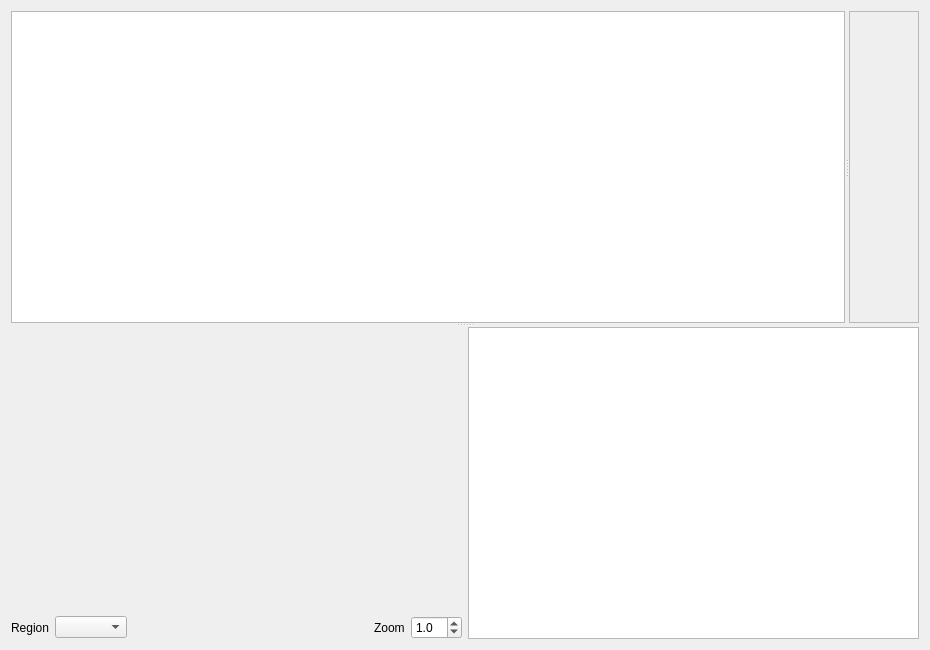
The window that resources/designer_ui/resultswidget.ui (jonathanHuwP/CrystalGrowthTracker) describes before a commit, drawn with Qt 5.
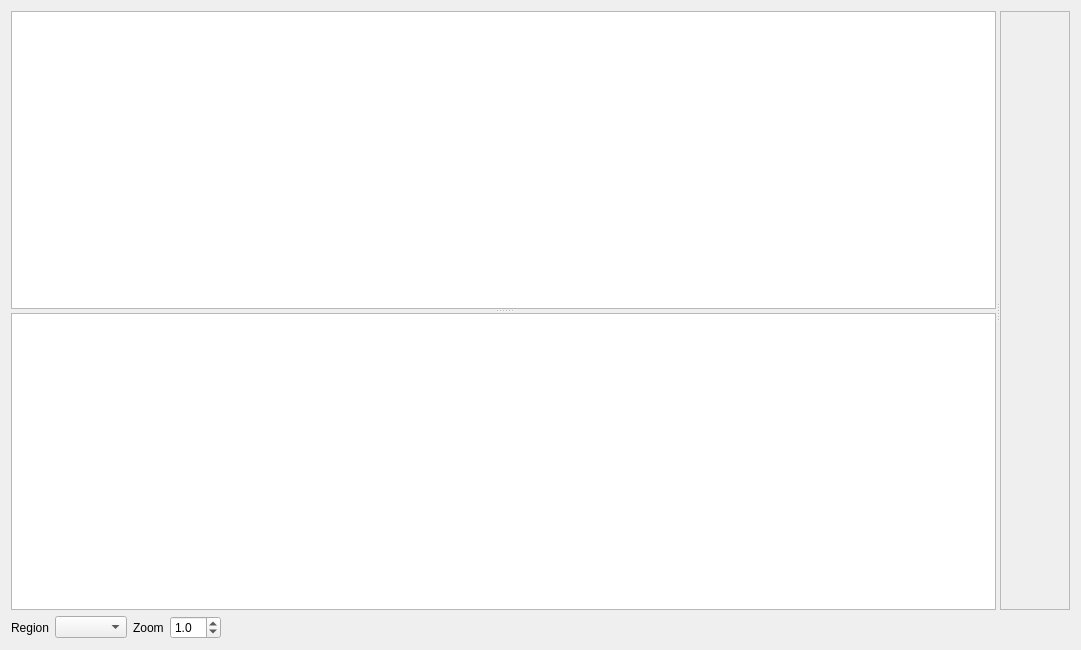
The same window after the commit.

Commit message: Fixed layout of results

```diff
--- a/resources/designer_ui/resultswidget.ui
+++ b/resources/designer_ui/resultswidget.ui
@@ -6,24 +6,26 @@
    <rect>
     <x>0</x>
     <y>0</y>
-    <width>930</width>
+    <width>1081</width>
     <height>650</height>
    </rect>
   </property>
   <property name="windowTitle">
    <string>Form</string>
   </property>
-  <layout class="QVBoxLayout" name="verticalLayout_2">
+  <layout class="QVBoxLayout" name="verticalLayout" stretch="1,0">
    <item>
     <widget class="QSplitter" name="splitter_2">
      <property name="orientation">
-      <enum>Qt::Vertical</enum>
+      <enum>Qt::Horizontal</enum>
      </property>
      <widget class="QSplitter" name="splitter">
       <property name="orientation">
-       <enum>Qt::Horizontal</enum>
+       <enum>Qt::Vertical</enum>
       </property>
       <widget class="QTableWidget" name="_resultsTable"/>
+      <widget class="QGraphicsView" name="_regionView"/>
+     </widget>
       <widget class="QScrollArea" name="_graphScrollArea">
        <property name="widgetResizable">
         <bool>true</bool>
@@ -34,28 +36,12 @@
           <x>0</x>
           <y>0</y>
           <width>105</width>
-          <height>305</height>
+         <height>586</height>
          </rect>
         </property>
        </widget>
       </widget>
      </widget>
-     <widget class="QWidget" name="layoutWidget">
-      <layout class="QHBoxLayout" name="horizontalLayout_2">
-       <item>
-        <layout class="QVBoxLayout" name="verticalLayout">
-         <item>
-          <spacer name="verticalSpacer">
-           <property name="orientation">
-            <enum>Qt::Vertical</enum>
-           </property>
-           <property name="sizeHint" stdset="0">
-            <size>
-             <width>20</width>
-             <height>40</height>
-            </size>
-           </property>
-          </spacer>
          </item>
          <item>
           <layout class="QHBoxLayout" name="horizontalLayout">
@@ -69,19 +55,6 @@
            <item>
             <widget class="QComboBox" name="_regionBox"/>
            </item>
-           <item>
-            <spacer name="horizontalSpacer">
-             <property name="orientation">
-              <enum>Qt::Horizontal</enum>
-             </property>
-             <property name="sizeHint" stdset="0">
-              <size>
-               <width>40</width>
-               <height>20</height>
-              </size>
-             </property>
-            </spacer>
-           </item>
            <item>
             <widget class="QLabel" name="label_2">
              <property name="text">
@@ -108,16 +81,20 @@
              </property>
             </widget>
            </item>
-          </layout>
-         </item>
-        </layout>
-       </item>
        <item>
-        <widget class="QGraphicsView" name="_regionView"/>
-       </item>
-      </layout>
-     </widget>
-    </widget>
+      <spacer name="horizontalSpacer">
+       <property name="orientation">
+        <enum>Qt::Horizontal</enum>
+       </property>
+       <property name="sizeHint" stdset="0">
+        <size>
+         <width>40</width>
+         <height>20</height>
+        </size>
+       </property>
+      </spacer>
+     </item>
+    </layout>
    </item>
   </layout>
  </widget>
```
Lines whose indentation alone changed are shown as unchanged. The commit also changes 1 other file.
